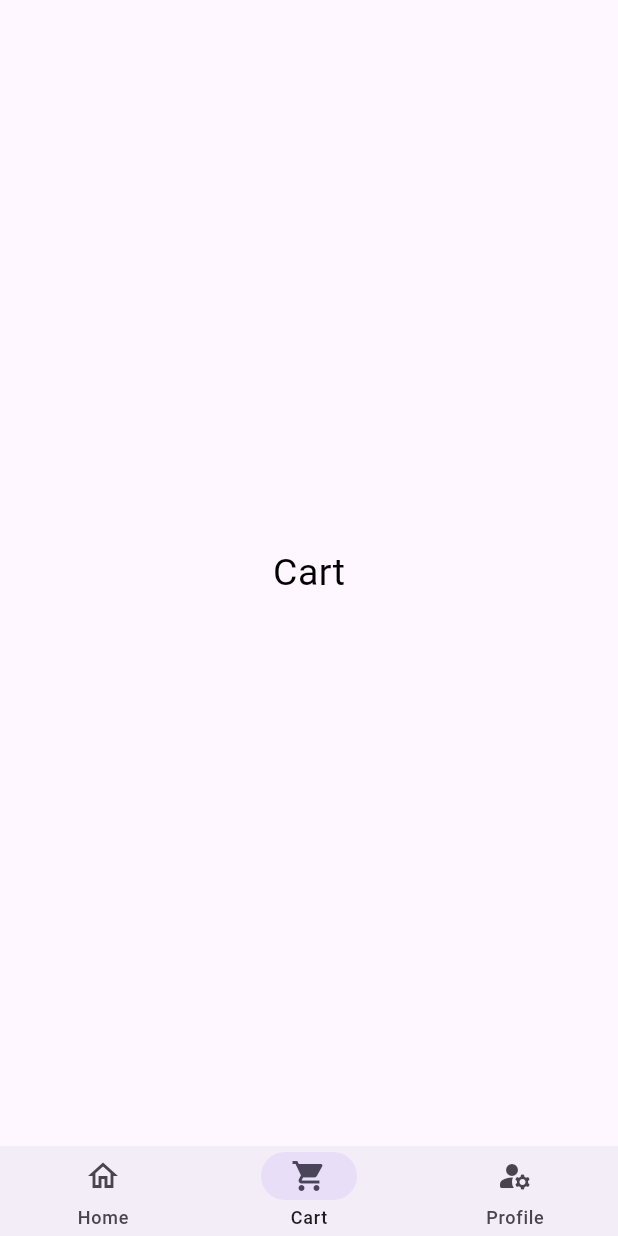
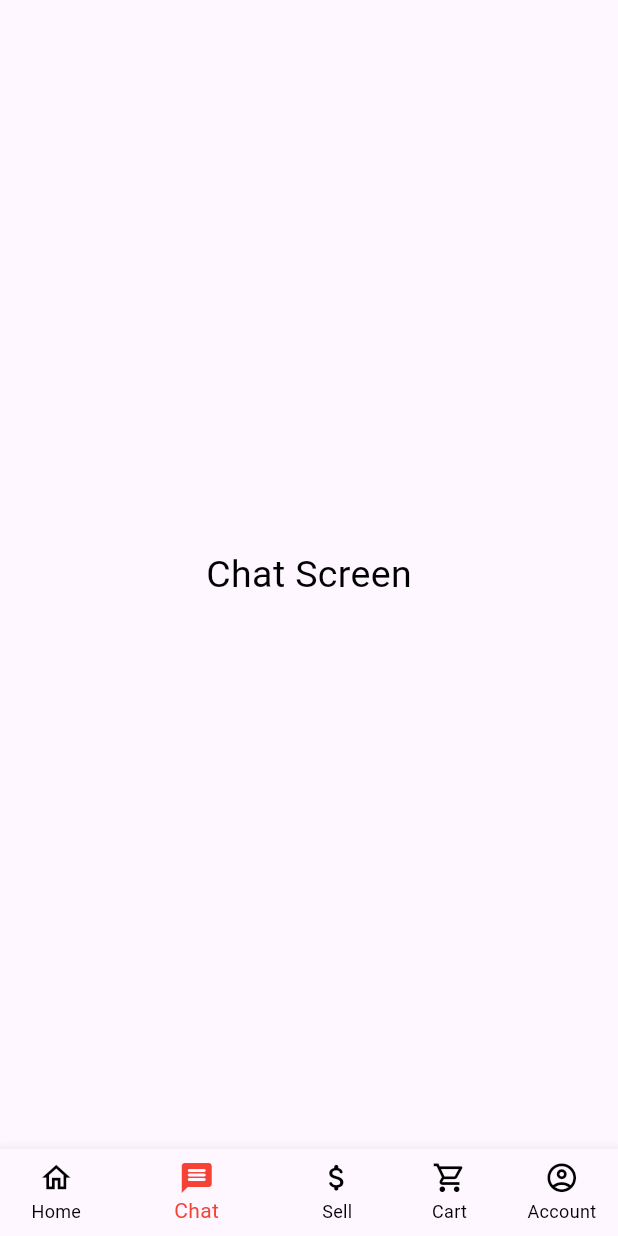
Before and after one commit to YoussefAshraf22/bazaar_app--Flutter, a Flutter app: the BottomNav screen opened directly, item 2 of the bottom bar chosen, on a phone screen of 412 x 824 dp. Run offline on Flutter 3.47's test engine with Material 2 defaults, Android fonts, the light colour scheme and no system bars.

Commit message:
new commit

```diff
--- a/lib/main.dart
+++ b/lib/main.dart
@@ -1,4 +1,4 @@
-import 'package:bazaar_app/screens/home_screen.dart';
+import 'package:bazaar_app/navigation/bottomNav.dart';
 import 'package:flutter/material.dart';
 
 void main() {
@@ -14,7 +14,7 @@ class BazaarApp extends StatelessWidget {
       debugShowCheckedModeBanner: false,
       theme: ThemeData(useMaterial3: true),
       title: 'Bazaar App',
-      home: const HomeScreen(),
+      home: const BottomNav(),
     );
   }
 }
--- a/lib/navigation/bottomNav.dart
+++ b/lib/navigation/bottomNav.dart
@@ -1,4 +1,8 @@
-import 'package:bazaar_app/screens/home_screen.dart';
+// ignore: file_names
+// ignore_for_file: file_names, duplicate_ignore
+
+import 'package:bazaar_app/screens/craft_screen.dart';
+import 'package:bazaar_app/view/painting_componets_view.dart';
 import 'package:flutter/material.dart';
 
 class BottomNav extends StatefulWidget {
@@ -9,18 +13,31 @@ class BottomNav extends StatefulWidget {
 }
 
 class _BottomNavState extends State<BottomNav> {
-  int index = 0;
+  int currentIndex = 0;
+  List<Widget> home = [const CraftScreen(), const PaintingComponentView()];
   List<Widget> pages = [
-    const HomeScreen(),
+    const CraftScreen(),
     const Center(
       child: Text(
-        'Cart',
+        'Chat Screen',
         style: TextStyle(color: Colors.black, fontSize: 25),
       ),
     ),
     const Center(
       child: Text(
-        'Profile',
+        'Sell Screen',
+        style: TextStyle(color: Colors.black, fontSize: 25),
+      ),
+    ),
+    const Center(
+      child: Text(
+        'Cart Screen',
+        style: TextStyle(color: Colors.black, fontSize: 25),
+      ),
+    ),
+    const Center(
+      child: Text(
+        'Profile Screen',
         style: TextStyle(color: Colors.black, fontSize: 25),
       ),
     ),
@@ -28,29 +45,52 @@ class _BottomNavState extends State<BottomNav> {
   @override
   Widget build(BuildContext context) {
     return Scaffold(
-      body: pages[index],
-      bottomNavigationBar: NavigationBar(
-        selectedIndex: index,
-        onDestinationSelected: (index) => setState(() => this.index = index),
-        height: 60,
-        destinations: const [
-          NavigationDestination(
-            icon: Icon(Icons.home_outlined),
-            label: 'Home',
-            selectedIcon: Icon(Icons.home),
-          ),
-          NavigationDestination(
-            icon: Icon(Icons.shopping_cart_outlined),
-            label: 'Cart',
-            selectedIcon: Icon(Icons.shopping_cart),
-          ),
-          NavigationDestination(
-            icon: Icon(Icons.manage_accounts_rounded),
-            label: 'Profile',
-            selectedIcon: Icon(Icons.manage_accounts),
-          )
+      bottomNavigationBar: BottomNavigationBar(
+        items: const [
+          BottomNavigationBarItem(
+              label: 'Home',
+              icon: Icon(
+                Icons.home_outlined,
+                size: 23,
+              ),
+              activeIcon: Icon(Icons.home)),
+          BottomNavigationBarItem(
+              label: 'Chat',
+              icon: Icon(
+                Icons.messenger_outline,
+                size: 23,
+              ),
+              activeIcon: Icon(Icons.message_rounded)),
+          BottomNavigationBarItem(
+              label: 'Sell',
+              icon: Icon(
+                Icons.attach_money_rounded,
+                size: 23,
+              ),
+              activeIcon: Icon(Icons.attach_money_rounded)),
+          BottomNavigationBarItem(
+              label: 'Cart',
+              icon: Icon(
+                Icons.local_grocery_store_outlined,
+                size: 23,
+              ),
+              activeIcon: Icon(Icons.local_grocery_store)),
+          BottomNavigationBarItem(
+              label: 'Account',
+              icon: Icon(
+                Icons.account_circle_outlined,
+                size: 23,
+              ),
+              activeIcon: Icon(Icons.account_circle_rounded)),
         ],
+        currentIndex: currentIndex,
+        onTap: (index) => setState(() => currentIndex = index),
+        selectedItemColor: Colors.red,
+        unselectedItemColor: Colors.black,
+        showUnselectedLabels: true,
+        showSelectedLabels: true,
       ),
+      body: pages.elementAt(currentIndex),
     );
   }
 }
```
Also changed, not shown: lib/screens/accessories_screen.dart (added, +25 -0 lines), lib/screens/craft_screen.dart (added, +25 -0 lines), lib/screens/home_screen.dart (deleted, +0 -41 lines), lib/screens/painting_screen.dart (added, +25 -0 lines), lib/screens/sculpture_screen.dart (added, +25 -0 lines), lib/view/accessories_component_view.dart (added, +79 -0 lines), lib/view/category_view.dart (+37 -4 lines), lib/view/craft_components_view.dart (renamed from lib/view/item_components_view.dart, +5 -4 lines), lib/view/painting_componets_view.dart (added, +79 -0 lines), lib/view/sculpture_components_view.dart (added, +66 -0 lines), lib/widgets/categories_list.dart (+11 -21 lines), lib/widgets/header.dart (added, +32 -0 lines), lib/widgets/items_components.dart (+13 -15 lines), assets/bazaar.jpg (added).
